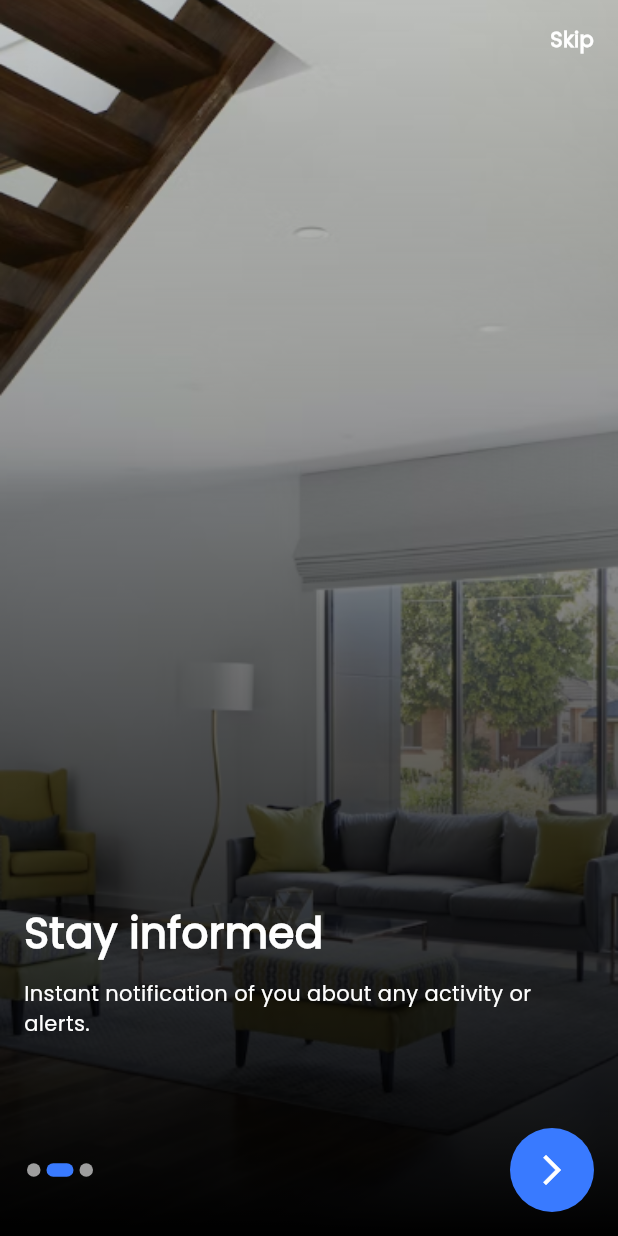
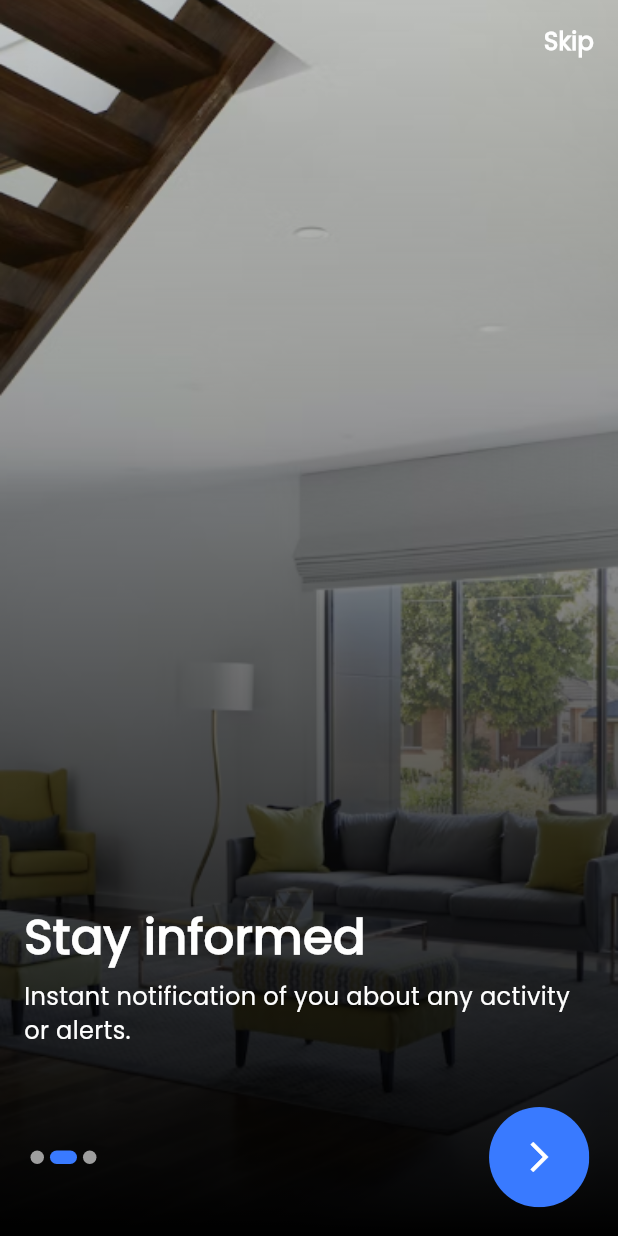
Before and after one commit to graduationproject273/graduatinproject, a Flutter app: the screen it shows after launch, after a tap on the "arrow forward ios" icon, on a phone screen of 412 x 824 dp. Run offline on Flutter 3.47's test engine with Material 3 defaults, Android fonts, the phone set to English and light mode, and no system bars; drawn by our look-alikes of dots_indicator; our stand-ins replace device_preview, flutter_screenutil.

Commit message:
responseive onboarding

```diff
--- /dev/null
+++ b/lib/core/styles/extention.dart
@@ -0,0 +1,9 @@
+import 'package:flutter/material.dart';
+extension ContextExtension on BuildContext {
+double get height  {
+  return MediaQuery.sizeOf(this).height;
+}
+double get width  {
+  return MediaQuery.sizeOf(this).width;
+}
+}
--- a/lib/core/styles/textstyles.dart
+++ b/lib/core/styles/textstyles.dart
@@ -1,16 +1,17 @@
 import 'package:flutter/material.dart';
+import 'package:flutter_screenutil/flutter_screenutil.dart';
 import 'package:gradution/core/styles/colors.dart';
 
 class Textstyles {
 
-  static const text1Inonboarding = TextStyle(
-    fontSize: 28,
+  static final text1Inonboarding = TextStyle(
+    fontSize: 28. sp,
     fontWeight: FontWeight.bold,
     color: textcolorinonboarding
   );
 
-  static const text2Inonboarding = TextStyle(
-    fontSize: 14,
+  static final text2Inonboarding = TextStyle(
+    fontSize: 14. sp,
     color: textcolorinonboarding
   );
 }
--- a/lib/featrues/onbording/presentation/views/widgets/body_onboarding.dart
+++ b/lib/featrues/onbording/presentation/views/widgets/body_onboarding.dart
@@ -1,5 +1,6 @@
 import 'package:flutter/material.dart';
 import 'package:gradution/core/routeing/routes.dart';
+import 'package:gradution/core/styles/extention.dart';
 import 'package:gradution/core/styles/textstyles.dart';
 import 'package:gradution/featrues/onbording/presentation/views/widgets/color_onboarding.dart';
 import 'package:gradution/featrues/onbording/presentation/views/widgets/texts_in_onboarding.dart';
@@ -15,25 +16,33 @@ class BodyOnboarding extends StatelessWidget {
   });
 
   @override
+  /// This widget is the body of the onboarding screen,
+  /// it shows the background image and the texts and the skip button
+  @override
   Widget build(BuildContext context) {
     return Stack(
       children: [
+        // Background image
         Image.asset(image,
           width: double.infinity,
-        height: double.infinity
-        ,
-        fit: BoxFit.cover,),
+          height: double.infinity,
+          fit: BoxFit.cover,
+        ),
+
+        // Color onboarding widget
         Positioned(
           bottom: 0,
-           child:const coloronboarding(),
+          child: const coloronboarding(),
         ),
+
+        // Texts in onboarding widget
         Positioned(
           bottom: 0,
           child: Padding(
             padding: const EdgeInsets.all(16.0),
             child: SizedBox(
-                height: MediaQuery.of(context).size.height * 0.25,
-                width: MediaQuery.of(context).size.width*.9,
+              height: context.height*.25,
+              width: context.width * .9,
               child: Column(
                 children: [
                   TextsInOnboarding(
@@ -45,6 +54,8 @@ class BodyOnboarding extends StatelessWidget {
             ),
           ),
         ),
+
+        // Skip button
         Visibility(
           visible: isVisible,
           child: GestureDetector(
@@ -57,12 +68,14 @@ class BodyOnboarding extends StatelessWidget {
                 mainAxisAlignment: MainAxisAlignment.end,
                 children: [
                   Text(
-                          'Skip', style: Textstyles.text2Inonboarding.copyWith(fontWeight: FontWeight.bold)),
+                    'Skip',
+                    style: Textstyles.text2Inonboarding.copyWith(fontWeight: FontWeight.bold)
+                  ),
                 ],
               ),
             ),
           ),
-              )
+        ),
       ],
     );
   }
--- a/lib/featrues/onbording/presentation/views/widgets/button_and_indicators.dart
+++ b/lib/featrues/onbording/presentation/views/widgets/button_and_indicators.dart
@@ -1,6 +1,7 @@
 // ignore_for_file: deprecated_member_use
 import 'package:dots_indicator/dots_indicator.dart';
 import 'package:flutter/material.dart';
+import 'package:flutter_screenutil/flutter_screenutil.dart';
 import 'package:gradution/core/styles/colors.dart';
 
 class ButtonAndIndicators extends StatelessWidget {
@@ -45,9 +46,9 @@ class ButtonAndIndicators extends StatelessWidget {
             child: InkWell(
               onTap: onNextPressed, // استدعاء الوظيفة
               splashColor: Colors.white.withOpacity(0.2), // تأثير النقر
-              child: const SizedBox(
-                width: 56, // العرض
-                height: 56, // الارتفاع
+              child:  SizedBox(
+                width: 56.h, // العرض
+                height: 56.h, // الارتفاع
                 child: Icon(
                   Icons.arrow_forward_ios,
                   color: Colors.white,
--- a/lib/featrues/onbording/presentation/views/widgets/onboaeding_view_body.dart
+++ b/lib/featrues/onbording/presentation/views/widgets/onboaeding_view_body.dart
@@ -1,4 +1,5 @@
 import 'package:flutter/material.dart';
+import 'package:flutter_screenutil/flutter_screenutil.dart';
 import 'package:gradution/constants/images.dart';
 import 'package:gradution/core/routeing/routes.dart';
 import 'package:gradution/featrues/onbording/presentation/views/widgets/body_onboarding.dart';
@@ -83,16 +84,16 @@ Widget build(BuildContext context) {
         ],
       ),
       Positioned(
-        bottom: 16,
-        left: 16,
-        right: 16,
+        bottom: 16.h,
+        left: 16.w,
+        right: 16.h,
         child: ButtonAndIndicators(position: currentPage, onNextPressed: () {
           if (currentPage == 2) {
              Navigator.pushNamed(context, Routes.login);
           }
           _pageController.nextPage(
             duration: const Duration(milliseconds: 300),
-            curve: Curves.easeIn,
+            curve: Curves.easeInOut,
           );
          }, animationController: _animationController,),
       ),
--- a/lib/featrues/onbording/presentation/views/widgets/texts_in_onboarding.dart
+++ b/lib/featrues/onbording/presentation/views/widgets/texts_in_onboarding.dart
@@ -1,4 +1,5 @@
 import 'package:flutter/material.dart';
+import 'package:flutter_screenutil/flutter_screenutil.dart';
 import 'package:gradution/core/styles/textstyles.dart';
 
 class TextsInOnboarding extends StatelessWidget {
@@ -8,11 +9,12 @@ class TextsInOnboarding extends StatelessWidget {
   @override
   Widget build(BuildContext context) {
     return Column(
+      crossAxisAlignment: CrossAxisAlignment.start,
       children:  [
         Align(
           alignment: Alignment.centerLeft,
           child: Text(text1,style: Textstyles.text1Inonboarding)),
-          SizedBox(height: 10,),
+          SizedBox(height: 4.h,),
         Text(text2,style: Textstyles.text2Inonboarding),
       ],
     );
--- a/lib/main.dart
+++ b/lib/main.dart
@@ -1,20 +1,30 @@
+import 'package:device_preview/device_preview.dart';
 import 'package:flutter/material.dart';
+import 'package:flutter_screenutil/flutter_screenutil.dart';
 import 'package:gradution/core/routeing/app_routing.dart';
 import 'package:gradution/core/routeing/routes.dart';
 
 void main() {
-  runApp(MyApp(
+  runApp(DevicePreview(
+    enabled: true,
+    builder: (context) =>
+    EZhome(
       appRouting: AppRouting(),
+    ),
   ));
 }
 
-class MyApp extends StatelessWidget {
+class EZhome extends StatelessWidget {
   final AppRouting appRouting;
-  const MyApp({super.key, required this.appRouting});
-
+  const EZhome({super.key, required this.appRouting});
 
   @override
   Widget build(BuildContext context) {
+    return ScreenUtilInit(
+        designSize: const Size(360, 690),
+        minTextAdapt: true,
+        splitScreenMode: true,
+        builder: (_, child) {
           return MaterialApp(
             theme: ThemeData(
               fontFamily: 'Poppins',
@@ -24,5 +34,6 @@ class MyApp extends StatelessWidget {
             initialRoute: Routes.onBoarding,
             onGenerateRoute: appRouting.generateRoute,
           );
+        });
   }
 }
--- a/pubspec.yaml
+++ b/pubspec.yaml
@@ -37,6 +37,8 @@ dependencies:
   flutter_svg: ^2.0.17
   data_connection_checker_tv: ^0.3.5-nullsafety
   dots_indicator: ^3.0.0
+  flutter_screenutil: ^5.9.3
+  device_preview: ^1.2.0
 
 dev_dependencies:
   flutter_test:
```
Also changed, not shown: pubspec.lock, 2 other files. Lines whose indentation alone changed are shown as unchanged.
